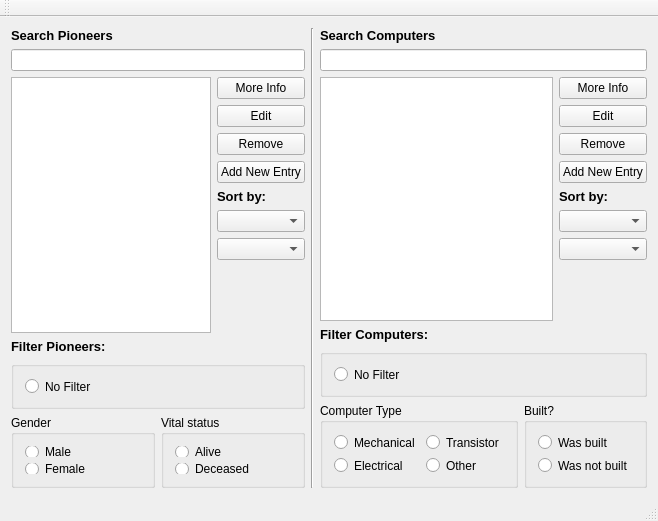
This is vika3/mainwindow.ui in hlynurstef/Verklegt-namskeid-1-vika-3 as Qt 5 draws it before an edit. The edited form follows.
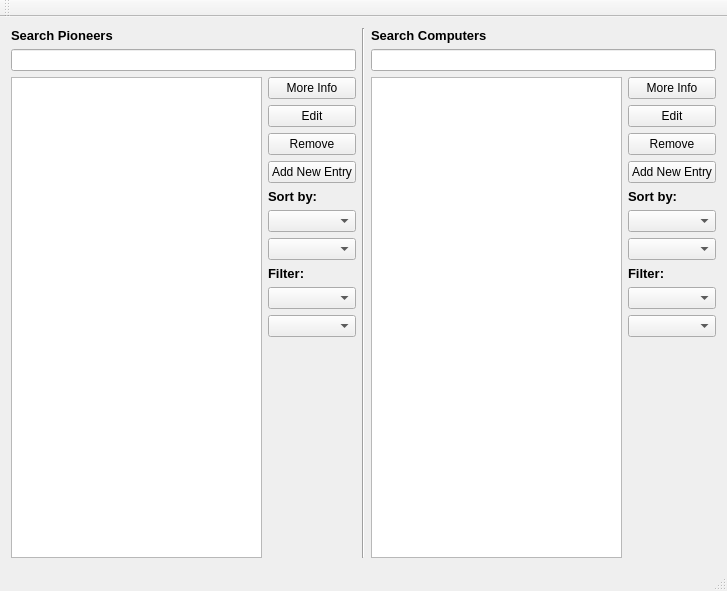
This is the edited form.

Commit message: added filter in dropdown boxes

```diff
--- a/vika3/mainwindow.ui
+++ b/vika3/mainwindow.ui
@@ -6,15 +6,15 @@
    <rect>
     <x>0</x>
     <y>0</y>
-    <width>622</width>
-    <height>521</height>
+    <width>727</width>
+    <height>591</height>
    </rect>
   </property>
   <property name="windowTitle">
    <string>MainWindow</string>
   </property>
   <widget class="QWidget" name="centralWidget">
-   <layout class="QHBoxLayout" name="horizontalLayout_5">
+   <layout class="QHBoxLayout" name="horizontalLayout">
     <item>
      <layout class="QVBoxLayout" name="verticalLayout_15">
       <item>
@@ -111,6 +111,27 @@
               </property>
              </widget>
             </item>
+            <item>
+             <widget class="QLabel" name="label_3">
+              <property name="text">
+               <string>&lt;html&gt;&lt;head/&gt;&lt;body&gt;&lt;p&gt;&lt;span style=&quot; font-size:10pt; font-weight:600;&quot;&gt;Filter:&lt;/span&gt;&lt;/p&gt;&lt;/body&gt;&lt;/html&gt;</string>
+              </property>
+             </widget>
+            </item>
+            <item>
+             <widget class="QComboBox" name="dropdown_pioneers_filter_gender">
+              <property name="statusTip">
+               <string>Filter Pioneers by gender</string>
+              </property>
+             </widget>
+            </item>
+            <item>
+             <widget class="QComboBox" name="dropdown_pioneers_filter_vital_status">
+              <property name="statusTip">
+               <string>Filter Pioneers by vital status</string>
+              </property>
+             </widget>
+            </item>
             <item>
              <spacer name="verticalSpacer">
               <property name="orientation">
@@ -130,135 +151,6 @@
         </item>
        </layout>
       </item>
-      <item>
-       <layout class="QVBoxLayout" name="verticalLayout_8">
-        <item>
-         <widget class="QLabel" name="label_pioneers_filter">
-          <property name="minimumSize">
-           <size>
-            <width>0</width>
-            <height>16</height>
-           </size>
-          </property>
-          <property name="maximumSize">
-           <size>
-            <width>16777215</width>
-            <height>16</height>
-           </size>
-          </property>
-          <property name="text">
-           <string>&lt;html&gt;&lt;head/&gt;&lt;body&gt;&lt;p&gt;&lt;span style=&quot; font-size:10pt; font-weight:600;&quot;&gt;Filter Pioneers:&lt;/span&gt;&lt;/p&gt;&lt;/body&gt;&lt;/html&gt;</string>
-          </property>
-         </widget>
-        </item>
-        <item>
-         <layout class="QVBoxLayout" name="verticalLayout_7">
-          <item>
-           <widget class="QGroupBox" name="groupBox_pioneers_no_filter">
-            <property name="title">
-             <string/>
-            </property>
-            <layout class="QVBoxLayout" name="verticalLayout_5">
-             <item>
-              <widget class="QRadioButton" name="radioButton_pioneers_no_filter">
-               <property name="minimumSize">
-                <size>
-                 <width>0</width>
-                 <height>17</height>
-                </size>
-               </property>
-               <property name="maximumSize">
-                <size>
-                 <width>16777215</width>
-                 <height>17</height>
-                </size>
-               </property>
-               <property name="text">
-                <string>No Filter</string>
-               </property>
-              </widget>
-             </item>
-            </layout>
-           </widget>
-          </item>
-          <item>
-           <layout class="QHBoxLayout" name="horizontalLayout_2">
-            <item>
-             <widget class="QGroupBox" name="groupBox_pioneers_gender">
-              <property name="minimumSize">
-               <size>
-                <width>0</width>
-                <height>73</height>
-               </size>
-              </property>
-              <property name="maximumSize">
-               <size>
-                <width>16777215</width>
-                <height>73</height>
-               </size>
-              </property>
-              <property name="title">
-               <string>Gender</string>
-              </property>
-              <layout class="QVBoxLayout" name="verticalLayout">
-               <item>
-                <widget class="QRadioButton" name="radioButton_pioneers_filter_male">
-                 <property name="text">
-                  <string>Male</string>
-                 </property>
-                </widget>
-               </item>
-               <item>
-                <widget class="QRadioButton" name="radioButton_pioneers_filter_female">
-                 <property name="text">
-                  <string>Female</string>
-                 </property>
-                </widget>
-               </item>
-              </layout>
-             </widget>
-            </item>
-            <item>
-             <widget class="QGroupBox" name="groupBox_pioneers_vital_status">
-              <property name="minimumSize">
-               <size>
-                <width>0</width>
-                <height>73</height>
-               </size>
-              </property>
-              <property name="maximumSize">
-               <size>
-                <width>16777215</width>
-                <height>73</height>
-               </size>
-              </property>
-              <property name="title">
-               <string>Vital status</string>
-              </property>
-              <layout class="QVBoxLayout" name="verticalLayout_2">
-               <item>
-                <widget class="QRadioButton" name="radioButton_pioneers_filter_alive">
-                 <property name="text">
-                  <string>Alive</string>
-                 </property>
-                </widget>
-               </item>
-               <item>
-                <widget class="QRadioButton" name="radioButton_pioneers_filter_deceased">
-                 <property name="text">
-                  <string>Deceased</string>
-                 </property>
-                </widget>
-               </item>
-              </layout>
-             </widget>
-            </item>
-           </layout>
-          </item>
-         </layout>
-        </item>
-       </layout>
-      </item>
      </layout>
     </item>
     <item>
@@ -269,8 +161,6 @@
      </widget>
     </item>
     <item>
-     <layout class="QVBoxLayout" name="verticalLayout_14">
-      <item>
        <layout class="QVBoxLayout" name="verticalLayout_13">
         <item>
          <widget class="QLabel" name="label_search_computers">
@@ -364,6 +254,27 @@
               </property>
              </widget>
             </item>
+          <item>
+           <widget class="QLabel" name="label_4">
+            <property name="text">
+             <string>&lt;html&gt;&lt;head/&gt;&lt;body&gt;&lt;p&gt;&lt;span style=&quot; font-size:10pt; font-weight:600;&quot;&gt;Filter:&lt;/span&gt;&lt;/p&gt;&lt;/body&gt;&lt;/html&gt;</string>
+            </property>
+           </widget>
+          </item>
+          <item>
+           <widget class="QComboBox" name="dropdown_computers_filter_type">
+            <property name="statusTip">
+             <string>Filter Computers by type</string>
+            </property>
+           </widget>
+          </item>
+          <item>
+           <widget class="QComboBox" name="dropdown_computers_filter_built">
+            <property name="statusTip">
+             <string>Filter Computers by if it was built or not</string>
+            </property>
+           </widget>
+          </item>
             <item>
              <spacer name="verticalSpacer_2">
               <property name="orientation">
@@ -383,157 +294,6 @@
         </item>
        </layout>
       </item>
-      <item>
-       <layout class="QVBoxLayout" name="verticalLayout_9">
-        <item>
-         <widget class="QLabel" name="label_computers_filter">
-          <property name="minimumSize">
-           <size>
-            <width>0</width>
-            <height>16</height>
-           </size>
-          </property>
-          <property name="maximumSize">
-           <size>
-            <width>16777215</width>
-            <height>16</height>
-           </size>
-          </property>
-          <property name="text">
-           <string>&lt;html&gt;&lt;head/&gt;&lt;body&gt;&lt;p&gt;&lt;span style=&quot; font-size:10pt; font-weight:600;&quot;&gt;Filter Computers:&lt;/span&gt;&lt;/p&gt;&lt;/body&gt;&lt;/html&gt;</string>
-          </property>
-         </widget>
-        </item>
-        <item>
-         <layout class="QVBoxLayout" name="verticalLayout_3">
-          <item>
-           <widget class="QGroupBox" name="groupBox_computers_no_filter">
-            <property name="title">
-             <string/>
-            </property>
-            <layout class="QVBoxLayout" name="verticalLayout_6">
-             <item>
-              <widget class="QRadioButton" name="radioButton_computers_no_filter">
-               <property name="minimumSize">
-                <size>
-                 <width>0</width>
-                 <height>17</height>
-                </size>
-               </property>
-               <property name="maximumSize">
-                <size>
-                 <width>16777215</width>
-                 <height>17</height>
-                </size>
-               </property>
-               <property name="text">
-                <string>No Filter</string>
-               </property>
-              </widget>
-             </item>
-            </layout>
-           </widget>
-          </item>
-          <item>
-           <layout class="QHBoxLayout" name="horizontalLayout">
-            <item>
-             <widget class="QGroupBox" name="groupBox_computers_type">
-              <property name="minimumSize">
-               <size>
-                <width>0</width>
-                <height>85</height>
-               </size>
-              </property>
-              <property name="maximumSize">
-               <size>
-                <width>16777215</width>
-                <height>85</height>
-               </size>
-              </property>
-              <property name="title">
-               <string>Computer Type</string>
-              </property>
-              <layout class="QFormLayout" name="formLayout">
-               <item row="0" column="0">
-                <widget class="QRadioButton" name="radioButton_computers_filter_mechanical">
-                 <property name="text">
-                  <string>Mechanical</string>
-                 </property>
-                 <attribute name="buttonGroup">
-                  <string notr="true">buttonGroup</string>
-                 </attribute>
-                </widget>
-               </item>
-               <item row="0" column="1">
-                <widget class="QRadioButton" name="radioButton_computers_filter_transistor">
-                 <property name="text">
-                  <string>Transistor</string>
-                 </property>
-                </widget>
-               </item>
-               <item row="1" column="0">
-                <widget class="QRadioButton" name="radioButton_computers_filter_electrical">
-                 <property name="text">
-                  <string>Electrical</string>
-                 </property>
-                </widget>
-               </item>
-               <item row="1" column="1">
-                <widget class="QRadioButton" name="radioButton_computers_filter_other">
-                 <property name="text">
-                  <string>Other</string>
-                 </property>
-                </widget>
-               </item>
-              </layout>
-             </widget>
-            </item>
-            <item>
-             <widget class="QGroupBox" name="groupBox_computers_built">
-              <property name="minimumSize">
-               <size>
-                <width>0</width>
-                <height>81</height>
-               </size>
-              </property>
-              <property name="maximumSize">
-               <size>
-                <width>16777215</width>
-                <height>85</height>
-               </size>
-              </property>
-              <property name="title">
-               <string>Built?</string>
-              </property>
-              <layout class="QVBoxLayout" name="verticalLayout_4">
-               <item>
-                <widget class="QRadioButton" name="radioButton_computers_filter_built">
-                 <property name="text">
-                  <string>Was built</string>
-                 </property>
-                 <attribute name="buttonGroup">
-                  <string notr="true">buttonGroup</string>
-                 </attribute>
-                </widget>
-               </item>
-               <item>
-                <widget class="QRadioButton" name="radioButton_computers_filter_not_built">
-                 <property name="text">
-                  <string>Was not built</string>
-                 </property>
-                </widget>
-               </item>
-              </layout>
-             </widget>
-            </item>
-           </layout>
-          </item>
-         </layout>
-        </item>
-       </layout>
-      </item>
-     </layout>
-    </item>
    </layout>
   </widget>
   <widget class="QMenuBar" name="menuBar">
```
Left out of the diff: 2 changed lines with no effect on the pictures. Lines whose indentation alone changed are shown as unchanged. The commit also changes 2 other files.
